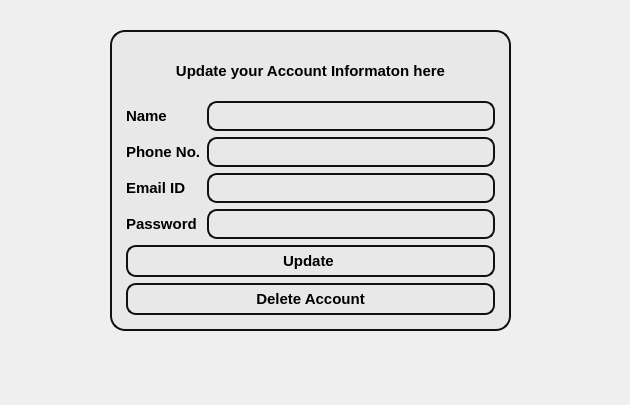
This is updateaccount.ui in suvam452/Mulyankan as Qt 5 draws it before an edit. The edited form follows.
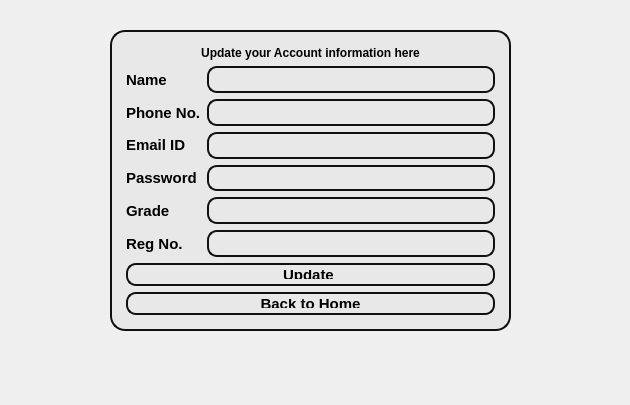
This is the edited form.

```diff
--- a/updateaccount.ui
+++ b/updateaccount.ui
@@ -54,12 +54,11 @@
         <widget class="QLabel" name="label_5">
          <property name="font">
           <font>
-           <pointsize>11</pointsize>
            <bold>true</bold>
           </font>
          </property>
          <property name="text">
-          <string>Update your Account Informaton here</string>
+          <string>Update your Account information here</string>
          </property>
          <property name="alignment">
           <set>Qt::AlignmentFlag::AlignCenter</set>
@@ -122,6 +121,32 @@
              </property>
             </widget>
            </item>
+           <item>
+            <widget class="QLabel" name="label_6">
+             <property name="font">
+              <font>
+               <pointsize>11</pointsize>
+               <bold>true</bold>
+              </font>
+             </property>
+             <property name="text">
+              <string>Grade</string>
+             </property>
+            </widget>
+           </item>
+           <item>
+            <widget class="QLabel" name="label_7">
+             <property name="font">
+              <font>
+               <pointsize>11</pointsize>
+               <bold>true</bold>
+              </font>
+             </property>
+             <property name="text">
+              <string>Reg No.</string>
+             </property>
+            </widget>
+           </item>
           </layout>
          </item>
          <item>
@@ -190,6 +215,38 @@
              </property>
             </widget>
            </item>
+           <item>
+            <widget class="QLineEdit" name="lineEdit_updtgrade">
+             <property name="styleSheet">
+              <string notr="true">QLineEdit{
+    border: 2px solid rgb(16, 16, 16);
+    border-radius: 10px; 
+    background-color: rgb(255, 255, 255,0);
+    min-width: 8px; 
+    min-height: 8px;
+    padding: 5px;
+    margin: 0px;
+}
+</string>
+             </property>
+            </widget>
+           </item>
+           <item>
+            <widget class="QLineEdit" name="lineEdit_updtregno">
+             <property name="styleSheet">
+              <string notr="true">QLineEdit{
+    border: 2px solid rgb(16, 16, 16);
+    border-radius: 10px; 
+    background-color: rgb(255, 255, 255,0);
+    min-width: 8px; 
+    min-height: 8px;
+    padding: 5px;
+    margin: 0px;
+}
+</string>
+             </property>
+            </widget>
+           </item>
           </layout>
          </item>
         </layout>
@@ -219,10 +276,10 @@
          </property>
         </widget>
        </item>
+      </layout>
+     </item>
        <item>
-        <layout class="QVBoxLayout" name="verticalLayout_3">
-         <item>
-          <widget class="QPushButton" name="pushButton_deleteacc">
+      <widget class="QPushButton" name="pushButton_home">
            <property name="font">
             <font>
              <pointsize>11</pointsize>
@@ -242,13 +299,9 @@
 </string>
            </property>
            <property name="text">
-            <string>Delete Account</string>
-           </property>
-          </widget>
-         </item>
-        </layout>
-       </item>
-      </layout>
+        <string>Back to Home</string>
+       </property>
+      </widget>
      </item>
     </layout>
    </widget>
```
Lines whose indentation alone changed are shown as unchanged.
